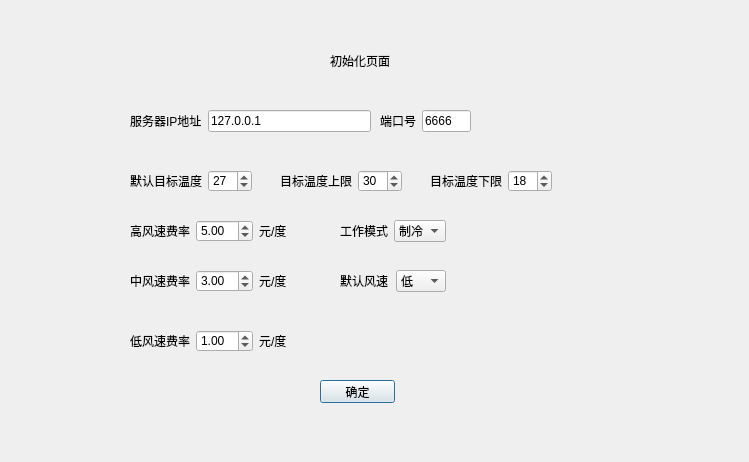
starsload/46572020, file ManagerClient/initialpage.ui: the form before one commit.
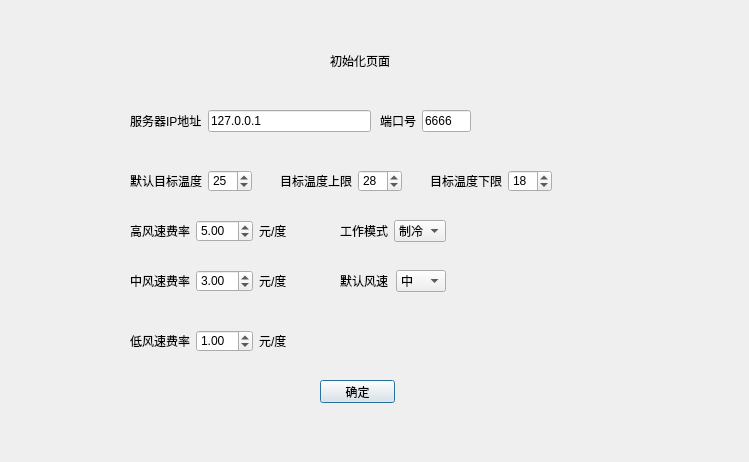
The form after the commit.

Patch:
```diff
--- a/ManagerClient/initialpage.ui
+++ b/ManagerClient/initialpage.ui
@@ -111,7 +111,7 @@
     <item>
      <widget class="QSpinBox" name="max_target_temp">
       <property name="value">
-       <number>30</number>
+       <number>28</number>
       </property>
      </widget>
     </item>
@@ -229,7 +229,7 @@
     <item>
      <widget class="QSpinBox" name="default_target_temp">
       <property name="value">
-       <number>27</number>
+       <number>25</number>
       </property>
      </widget>
     </item>
@@ -320,6 +320,9 @@
     </item>
     <item>
      <widget class="QComboBox" name="default_speed">
+      <property name="currentIndex">
+       <number>1</number>
+      </property>
       <item>
        <property name="text">
         <string>低</string>
```
